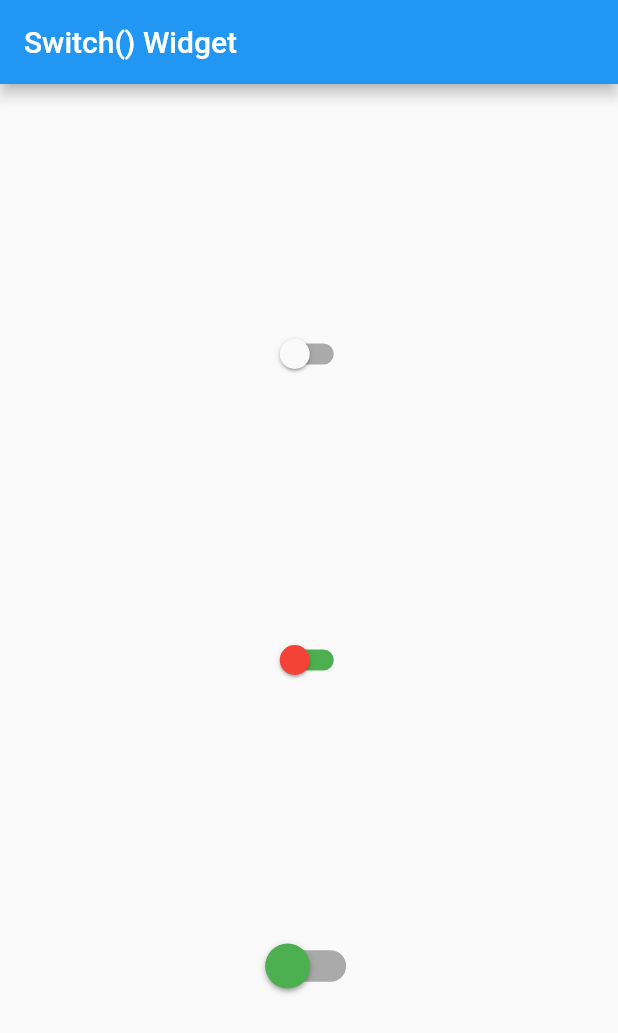
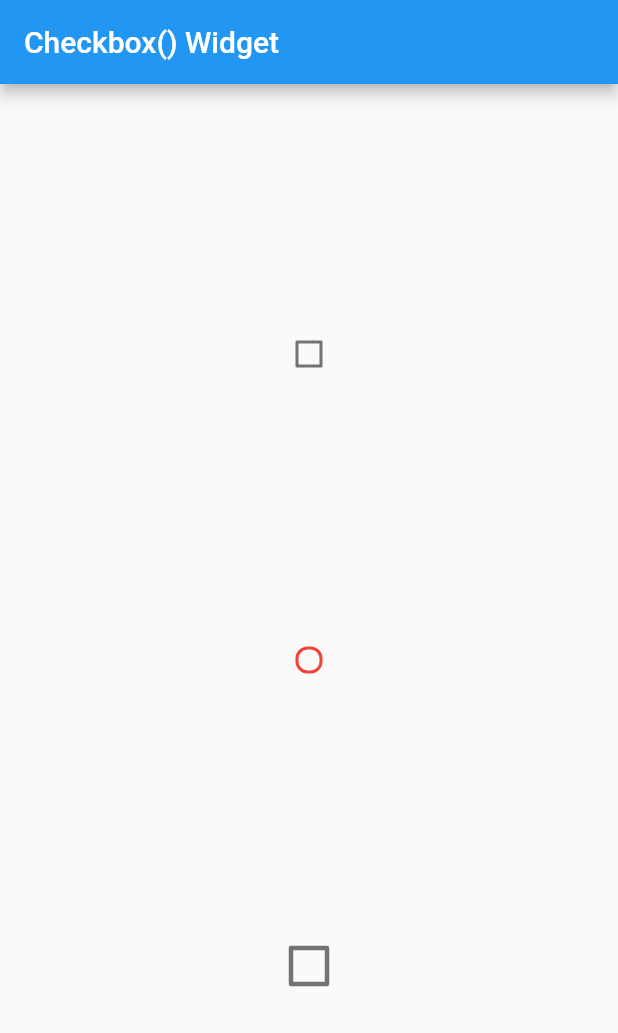
Before and after one commit to partho-debnath/flutter, a Flutter app: the screen it shows after launch, on a phone screen of 412 x 824 dp. Shown: the top 1033 px of the screen. Run offline on Flutter 3.47's test engine with Material 2 defaults, Android fonts, the phone set to English and light mode, and no system bars.

Commit message:
add Checkbox()

```diff
--- a/lib/screens/home_screen.dart
+++ b/lib/screens/home_screen.dart
@@ -1,6 +1,6 @@
 import 'package:flutter/material.dart';
 
-import '../widgets/switch_widget.dart';
+import '../widgets/checkbox_widget.dart';
 
 class HomeScreen extends StatelessWidget {
   const HomeScreen({Key? key}) : super(key: key);
@@ -9,9 +9,9 @@ class HomeScreen extends StatelessWidget {
   Widget build(BuildContext context) {
     return Scaffold(
       appBar: AppBar(
-        title: const Text('Switch() Widget'),
+        title: const Text('Checkbox() Widget'),
       ),
-      body: const MySwitch(),
+      body: const MyCheckbox(),
     );
   }
 }
--- /dev/null
+++ b/lib/widgets/checkbox_widget.dart
@@ -0,0 +1,64 @@
+import 'package:flutter/material.dart';
+
+class MyCheckbox extends StatefulWidget {
+  const MyCheckbox({super.key});
+
+  @override
+  State<MyCheckbox> createState() => _MyCheckboxState();
+}
+
+class _MyCheckboxState extends State<MyCheckbox> {
+  bool isTrue = false;
+  @override
+  Widget build(BuildContext context) {
+    return Center(
+      child: Column(
+        mainAxisAlignment: MainAxisAlignment.spaceEvenly,
+        children: <Widget>[
+          Checkbox(
+            value: isTrue,
+            onChanged: (bool? value) {
+              if (value != null) {
+                isTrue = value;
+              }
+              if (mounted == true) {
+                setState(() {});
+              }
+            },
+          ),
+          Checkbox(
+            activeColor: Colors.green,
+            checkColor: Colors.black,
+            shape: RoundedRectangleBorder(
+              borderRadius: BorderRadius.circular(8),
+            ),
+            side: const BorderSide(color: Colors.red, width: 2),
+            value: isTrue,
+            onChanged: (bool? value) {
+              if (value != null) {
+                isTrue = value;
+              }
+              if (mounted == true) {
+                setState(() {});
+              }
+            },
+          ),
+          Transform.scale(
+            scale: 1.5,
+            child: Checkbox(
+              value: isTrue,
+              onChanged: (bool? value) {
+                if (value != null) {
+                  isTrue = value;
+                }
+                if (mounted == true) {
+                  setState(() {});
+                }
+              },
+            ),
+          ),
+        ],
+      ),
+    );
+  }
+}
```
Also changed, not shown: 1 other file.
